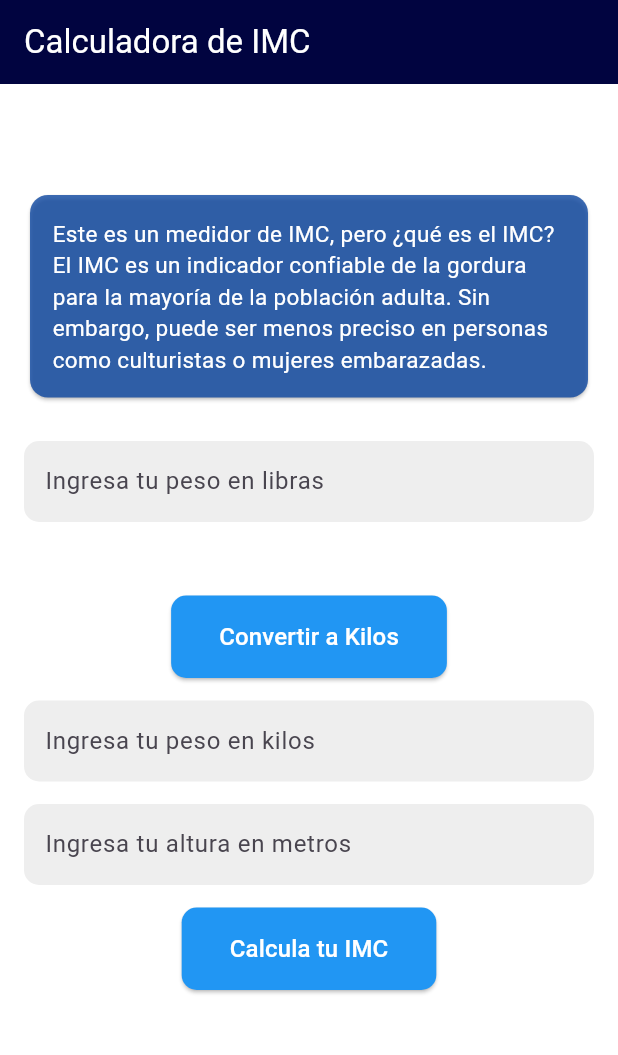
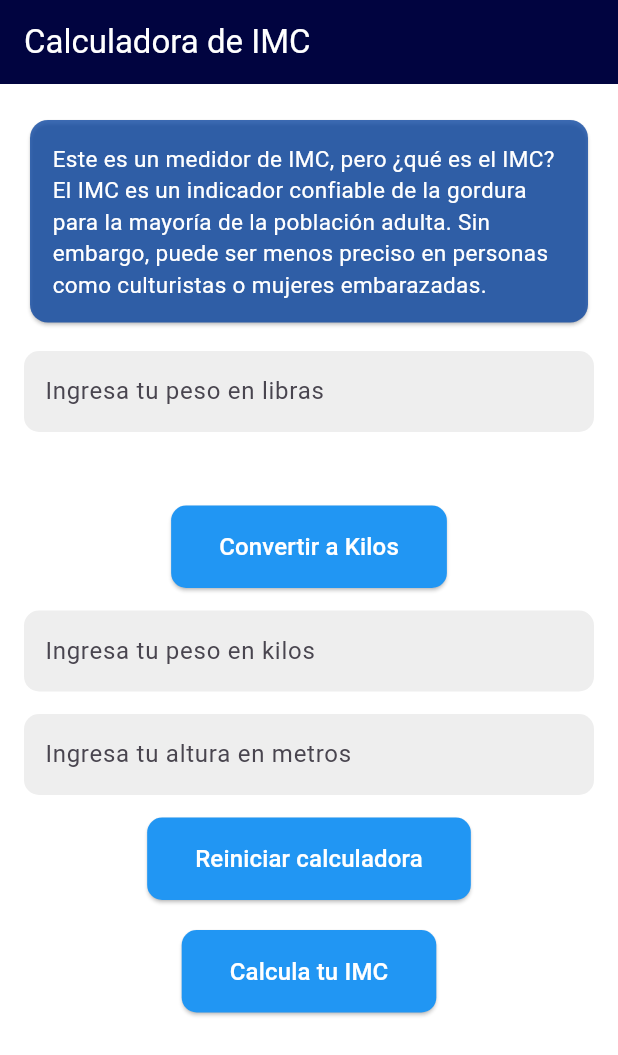
Before and after one commit to iCris-glich/lifelite, a Flutter app: the screen it shows after launch, on a phone screen of 412 x 824 dp. Shown: the top 1055 px of the screen. Run offline on Flutter 3.47's test engine with Material 3 defaults, Android fonts, the light colour scheme and no system bars; our stand-ins replace go_router.

Commit message:
Fixed lifelite directory issue

```diff
--- a/lib/screen/CalcularPeso.dart
+++ b/lib/screen/CalcularPeso.dart
@@ -16,6 +16,14 @@ class Estado extends State<CalcularPeso> {
   final TextEditingController _altura = TextEditingController();
   double? _resultadoImc;
   String? _mensajeImc;
+
+  void limpiarTexto() {
+    setState(() {
+      _pesoKilos.clear();
+      _pesoLibras.clear();
+      _altura.clear();
+    });
+  }
 
   void calculoDeLibrasAKilos() {
     double pesoLibras = double.tryParse(_pesoLibras.text) ?? 0;
@@ -58,6 +66,8 @@ class Estado extends State<CalcularPeso> {
 
   @override
   Widget build(BuildContext context) {
+    double anchoPantalla = MediaQuery.of(context).size.width;
+
     return Scaffold(
       backgroundColor: Colors.white,
       appBar: AppBar(
@@ -80,7 +90,6 @@ class Estado extends State<CalcularPeso> {
             mainAxisAlignment: MainAxisAlignment.center,
             crossAxisAlignment: CrossAxisAlignment.center,
             children: [
-              const SizedBox(height: 50),
               Card(
                 color: Colors.blue.shade900.withOpacity(0.8),
                 child: const Padding(
@@ -94,7 +103,7 @@ class Estado extends State<CalcularPeso> {
                   ),
                 ),
               ),
-              const SizedBox(height: 25),
+              const SizedBox(height: 15),
               CustomTextField(
                 controller: _pesoLibras,
                 keyboardType: TextInputType.number,
@@ -123,11 +132,43 @@ class Estado extends State<CalcularPeso> {
                 hintText: 'Ingresa tu altura en metros',
               ),
               const SizedBox(height: 15),
-              CustomButton(
-                  text: 'Calcula tu IMC',
-                  onPressed: () {
-                    imc();
-                  }),
+              anchoPantalla > 600
+                  ? Row(
+                      mainAxisAlignment: MainAxisAlignment.spaceEvenly,
+                      children: [
+                        CustomButton(
+                          text: 'Reiniciar calculadora',
+                          onPressed: () {
+                            limpiarTexto();
+                          },
+                        ),
+                        CustomButton(
+                          text: 'Calcula tu IMC',
+                          onPressed: () {
+                            imc();
+                          },
+                        ),
+                      ],
+                    )
+                  : Column(
+                      children: [
+                        CustomButton(
+                          text: 'Reiniciar calculadora',
+                          onPressed: () {
+                            limpiarTexto();
+                          },
+                        ),
+                        const SizedBox(
+                          height: 20,
+                        ),
+                        CustomButton(
+                          text: 'Calcula tu IMC',
+                          onPressed: () {
+                            imc();
+                          },
+                        ),
+                      ],
+                    ),
               const SizedBox(height: 15),
               if (_resultadoImc != null && _mensajeImc != null)
                 Column(
```
